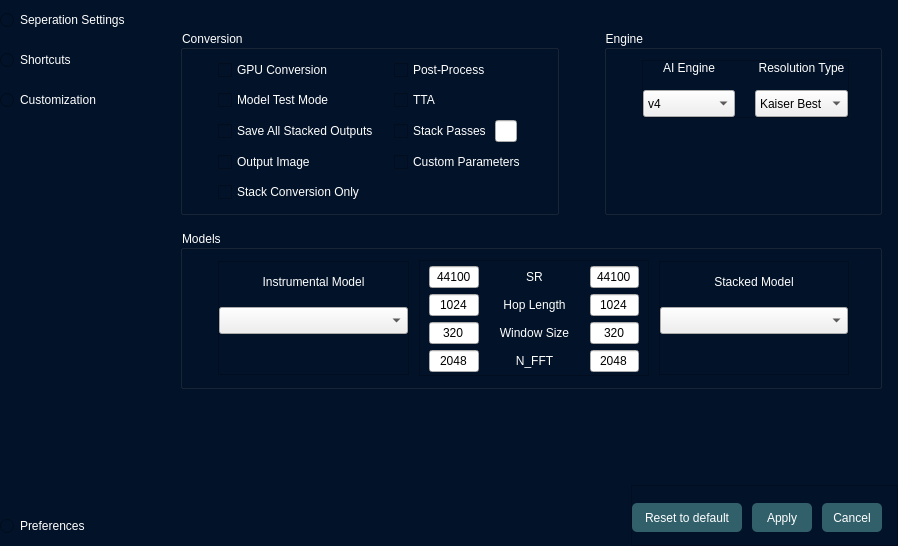
Above: src/resources/ui_files/settingswindow.ui from Anjok07/ultimatevocalremovergui before the change. Below: the same form after it.
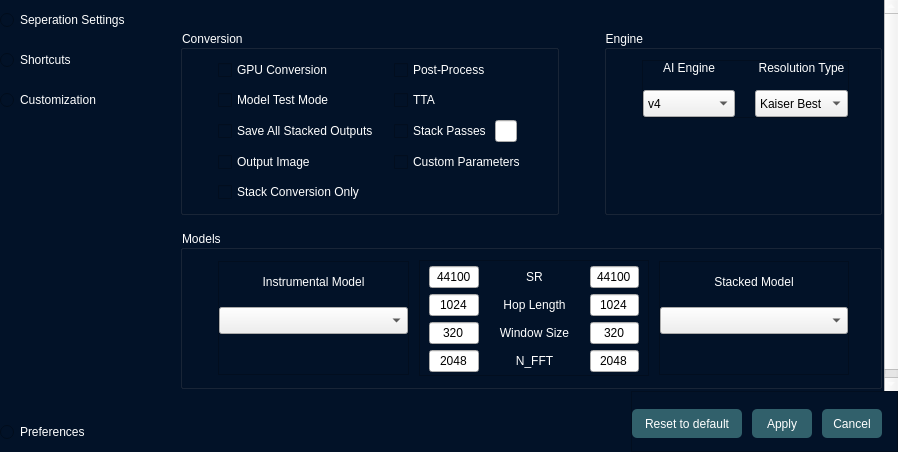
That is the form after the change.

What changed in the file:
```diff
--- a/src/resources/ui_files/settingswindow.ui
+++ b/src/resources/ui_files/settingswindow.ui
@@ -7,7 +7,7 @@
     <x>0</x>
     <y>0</y>
     <width>898</width>
-    <height>546</height>
+    <height>452</height>
    </rect>
   </property>
   <property name="windowTitle">
@@ -365,7 +365,7 @@
                <x>0</x>
                <y>0</y>
                <width>735</width>
-               <height>485</height>
+               <height>418</height>
               </rect>
              </property>
              <property name="sizePolicy">
```
Left out of the diff: 4 changed lines with no effect on the pictures.
